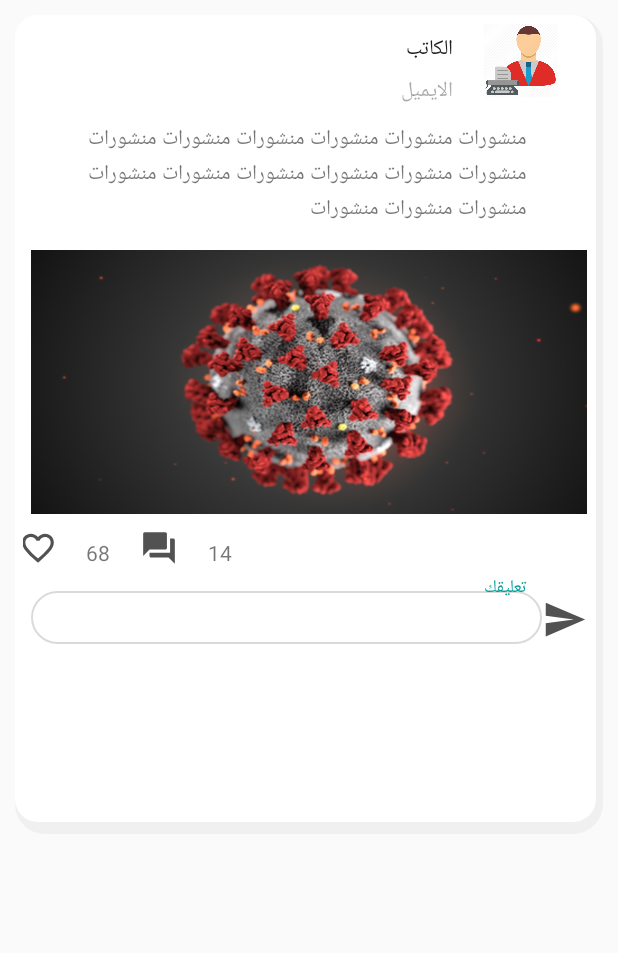
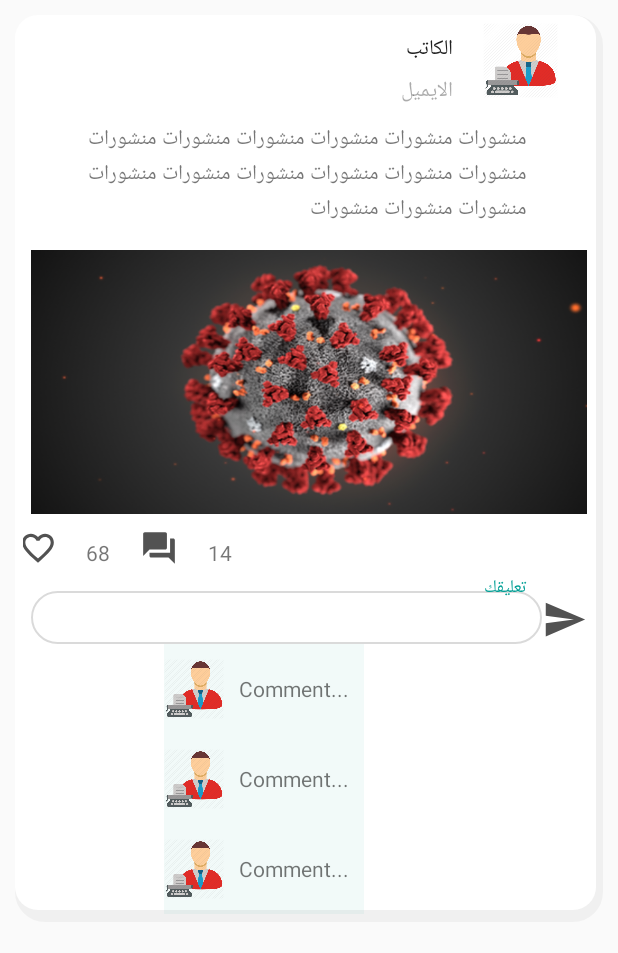
Before and after one commit to SeyfGoumeida/APPCoronaWatch, an Android app: the layout rv_home_article.xml on its own in the app's theme, with its tools: preview values and no code run, on a phone screen of 412 x 824 dp. Shown: the top 953 px of the screen. Run offline under Robolectric (Android 15) with nearby library versions, the phone set to English and light mode, and no system bars; plain views replace ReadMoreTextView; network calls fail.

Commit message:
[ADD] Comments

```diff
--- /dev/null
+++ b/app/src/main/java/com/example/coronawatch/DataClases/CommentsAdapter.kt
@@ -0,0 +1,36 @@
+package com.example.coronawatch.DataClases
+
+import android.view.LayoutInflater
+import android.view.View
+import android.view.ViewGroup
+import android.widget.TextView
+import androidx.recyclerview.widget.RecyclerView
+import com.example.coronawatch.R
+
+
+    class CommentsAdapter(private val comments: ArrayList<CommentsItem>):
+        RecyclerView.Adapter<CommentsAdapter.ViewHolder>() {
+
+
+        override fun onCreateViewHolder(parent: ViewGroup, viewType: Int): ViewHolder {
+            var view = LayoutInflater.from(parent.context).inflate(R.layout.item_comment, parent, false)
+            return ViewHolder(view)
+        }
+
+        override fun getItemCount(): Int {
+            return comments.size
+        }
+
+        override fun onBindViewHolder(holder: ViewHolder, position: Int) {
+
+            holder.initialize(comments[position])
+        }
+        class ViewHolder(item: View): RecyclerView.ViewHolder(item){
+            var name: TextView = item.findViewById(R.id.comment_content)
+
+            fun initialize(item:CommentsItem){
+                name.text=item.content
+            }
+        }
+
+    }
--- a/app/src/main/java/com/example/coronawatch/UI/home/ArticlesAdapter.kt
+++ b/app/src/main/java/com/example/coronawatch/UI/home/ArticlesAdapter.kt
@@ -67,6 +67,6 @@ class ArticlesAdapter(private val context : Context? , private val articles: Art
         var profileName: TextView = v.findViewById(R.id.profil_name)
         var profileEmail: TextView = v.findViewById(R.id.profil_occupation)
         var articleImage: ImageView = v.findViewById(R.id.article_picture)
-
+        var commentRV: RecyclerView = v.findViewById(R.id.comments_recyclerView)
     }
 }
--- /dev/null
+++ b/app/src/main/res/layout/item_comment.xml
@@ -0,0 +1,41 @@
+<?xml version="1.0" encoding="utf-8"?>
+<androidx.constraintlayout.widget.ConstraintLayout xmlns:android="http://schemas.android.com/apk/res/android"
+    xmlns:app="http://schemas.android.com/apk/res-auto"
+    xmlns:tools="http://schemas.android.com/tools"
+    android:layout_width="match_parent"
+    android:layout_height="wrap_content"
+    android:orientation="horizontal">
+
+    <LinearLayout
+
+        android:id="@+id/comment_linearLayout"
+        android:layout_width="match_parent"
+        android:layout_height="wrap_content"
+        android:layout_alignParentTop="true"
+        android:background="#0D009688"
+        android:foregroundTint="#32000000"
+        android:orientation="horizontal"
+        android:paddingTop="10dp"
+        android:paddingBottom="10dp"
+        app:layout_constraintBottom_toBottomOf="parent"
+        app:layout_constraintTop_toTopOf="parent">
+
+        <ImageView
+            android:id="@+id/commenter_pic"
+            android:layout_width="40dp"
+            android:layout_height="40dp"
+            android:layout_weight="1"
+            app:srcCompat="@drawable/writer_icon" />
+
+        <TextView
+            android:id="@+id/comment_content"
+            android:layout_width="wrap_content"
+            android:layout_height="wrap_content"
+            android:layout_margin="10dp"
+            android:layout_weight="20"
+            android:text="Comment..." />
+
+
+    </LinearLayout>
+
+</androidx.constraintlayout.widget.ConstraintLayout>
--- a/app/src/main/res/layout/rv_home_article.xml
+++ b/app/src/main/res/layout/rv_home_article.xml
@@ -10,7 +10,7 @@
     android:padding="5dp">
 
     <LinearLayout
-        android:id="@+id/linearLayout"
+        android:id="@+id/comment_linearLayout"
         android:layout_width="match_parent"
         android:layout_height="wrap_content"
         android:layout_margin="5dp"
@@ -171,14 +171,14 @@
 
     <androidx.recyclerview.widget.RecyclerView
         android:id="@+id/comments_recyclerView"
-        android:layout_width="298dp"
-        android:layout_height="121dp"
+        android:layout_width="wrap_content"
+        android:layout_height="wrap_content"
         android:visibility="visible"
         app:layout_constraintBottom_toBottomOf="parent"
-        app:layout_constraintEnd_toEndOf="@+id/profil_picture"
-        app:layout_constraintHorizontal_bias="1.0"
-        app:layout_constraintStart_toStartOf="@+id/profil_picture"
-        app:layout_constraintTop_toBottomOf="@+id/linearLayout">
+        app:layout_constraintEnd_toEndOf="@+id/comment_linearLayout"
+        app:layout_constraintStart_toStartOf="@+id/comment_linearLayout"
+        app:layout_constraintTop_toBottomOf="@+id/comment_linearLayout"
+        tools:listitem="@layout/item_comment">
 
     </androidx.recyclerview.widget.RecyclerView>
 
```
